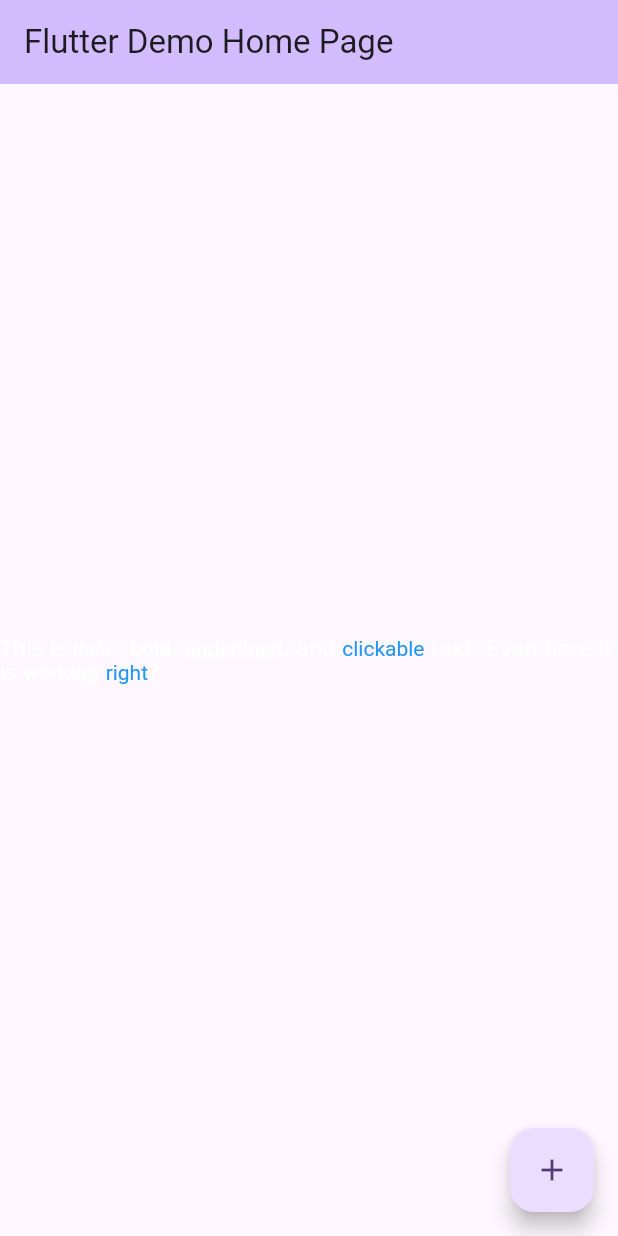
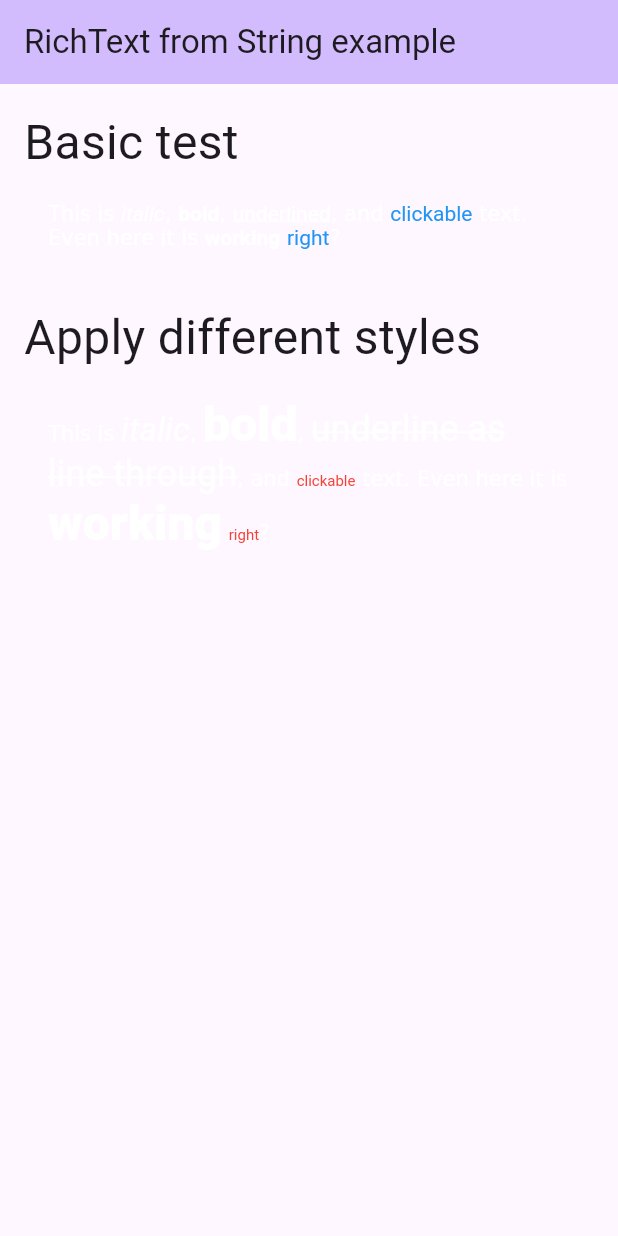
Before and after one commit to devgpcodelabs/richtext_from_string, a Flutter app: the screen it shows after launch, on a phone screen of 412 x 824 dp. Run offline on Flutter 3.47's test engine with Material 3 defaults, Android fonts, the phone set to English and light mode, and no system bars.

Commit message:
- update example - update testing

```diff
--- a/example/richtext_from_string_example/lib/main.dart
+++ b/example/richtext_from_string_example/lib/main.dart
@@ -14,40 +14,16 @@ class MyApp extends StatelessWidget {
     return MaterialApp(
       title: 'Flutter Demo',
       theme: ThemeData(
-        // This is the theme of your application.
-        //
-        // TRY THIS: Try running your application with "flutter run". You'll see
-        // the application has a purple toolbar. Then, without quitting the app,
-        // try changing the seedColor in the colorScheme below to Colors.green
-        // and then invoke "hot reload" (save your changes or press the "hot
-        // reload" button in a Flutter-supported IDE, or press "r" if you used
-        // the command line to start the app).
-        //
-        // Notice that the counter didn't reset back to zero; the application
-        // state is not lost during the reload. To reset the state, use hot
-        // restart instead.
-        //
-        // This works for code too, not just values: Most code changes can be
-        // tested with just a hot reload.
         colorScheme: ColorScheme.fromSeed(seedColor: Colors.deepPurple),
         useMaterial3: true,
       ),
-      home: const MyHomePage(title: 'Flutter Demo Home Page'),
+      home: const MyHomePage(title: 'RichText from String example'),
     );
   }
 }
 
 class MyHomePage extends StatefulWidget {
   const MyHomePage({super.key, required this.title});
-
-  // This widget is the home page of your application. It is stateful, meaning
-  // that it has a State object (defined below) that contains fields that affect
-  // how it looks.
-
-  // This class is the configuration for the state. It holds the values (in this
-  // case the title) provided by the parent (in this case the App widget) and
-  // used by the build method of the State. Fields in a Widget subclass are
-  // always marked "final".
 
   final String title;
 
@@ -56,57 +32,27 @@ class MyHomePage extends StatefulWidget {
 }
 
 class _MyHomePageState extends State<MyHomePage> {
-  int _counter = 0;
-
-  void _incrementCounter() {
-    setState(() {
-      // This call to setState tells the Flutter framework that something has
-      // changed in this State, which causes it to rerun the build method below
-      // so that the display can reflect the updated values. If we changed
-      // _counter without calling setState(), then the build method would not be
-      // called again, and so nothing would appear to happen.
-      _counter++;
-    });
-  }
-
   @override
   Widget build(BuildContext context) {
-    // This method is rerun every time setState is called, for instance as done
-    // by the _incrementCounter method above.
-    //
-    // The Flutter framework has been optimized to make rerunning build methods
-    // fast, so that you can just rebuild anything that needs updating rather
-    // than having to individually change instances of widgets.
     return Scaffold(
       appBar: AppBar(
-        // TRY THIS: Try changing the color here to a specific color (to
-        // Colors.amber, perhaps?) and trigger a hot reload to see the AppBar
-        // change color while the other colors stay the same.
         backgroundColor: Theme.of(context).colorScheme.inversePrimary,
-        // Here we take the value from the MyHomePage object that was created by
-        // the App.build method, and use it to set our appbar title.
         title: Text(widget.title),
       ),
-      body: Center(
-        // Center is a layout widget. It takes a single child and positions it
-        // in the middle of the parent.
-        child: Column(
-          // Column is also a layout widget. It takes a list of children and
-          // arranges them vertically. By default, it sizes itself to fit its
-          // children horizontally, and tries to be as tall as its parent.
-          //
-          // Column has various properties to control how it sizes itself and
-          // how it positions its children. Here we use mainAxisAlignment to
-          // center the children vertically; the main axis here is the vertical
-          // axis because Columns are vertical (the cross axis would be
-          // horizontal).
-          //
-          // TRY THIS: Invoke "debug painting" (choose the "Toggle Debug Paint"
-          // action in the IDE, or press "p" in the console), to see the
-          // wireframe for each widget.
-          mainAxisAlignment: MainAxisAlignment.center,
+      body: Column(
+        mainAxisAlignment: MainAxisAlignment.start,
+        crossAxisAlignment: CrossAxisAlignment.start,
         children: <Widget>[
-            RichTextConverter(
+          const Padding(
+            padding: EdgeInsets.all(16),
+            child: Text(
+              "Basic test",
+              style: TextStyle(fontSize: 32),
+            ),
+          ),
+          Padding(
+            padding: const EdgeInsets.symmetric(horizontal: 32),
+            child: RichTextConverter(
                     "This is *italic*, **bold**, _underlined_, and [clickable](action) text. Even here it is **working** [right](action2)?")
                 .convert(
               callbacks: {
@@ -126,18 +72,46 @@ class _MyHomePageState extends State<MyHomePage> {
                       return const AlertDialog.adaptive(
                         title: Text("And again!"),
                       );
-                      });
                     },
+                  );
+                },
+              },
+            ),
+          ),
+          const SizedBox(
+            height: 20,
+          ),
+          const Padding(
+            padding: EdgeInsets.all(16),
+            child: Text(
+              "Apply different styles",
+              style: TextStyle(fontSize: 32),
+            ),
+          ),
+          Builder(
+            builder: (context) {
+              String text =
+                  """This is *italic*, **bold**, _underline as line through_, and [clickable](action) text. Even here it is **working** [right](action2)?""";
+              return Padding(
+                padding: const EdgeInsets.symmetric(horizontal: 32),
+                child: RichTextConverter(
+                  text,
+                  options: RichTextOptions(
+                    boldStyle: const TextStyle(
+                        fontSize: 32, fontWeight: FontWeight.w900),
+                    italicStyle: const TextStyle(
+                        fontSize: 22, fontStyle: FontStyle.italic),
+                    gestureStyle:
+                        const TextStyle(fontSize: 10, color: Colors.red),
+                    underlineStyle: const TextStyle(
+                        fontSize: 24, decoration: TextDecoration.lineThrough),
+                  ),
+                ).convert(),
+              );
             },
           ),
         ],
       ),
-      ),
-      floatingActionButton: FloatingActionButton(
-        onPressed: _incrementCounter,
-        tooltip: 'Increment',
-        child: const Icon(Icons.add),
-      ), // This trailing comma makes auto-formatting nicer for build methods.
     );
   }
 }
--- a/richtext_from_string/lib/richtext_from_string.dart
+++ b/richtext_from_string/lib/richtext_from_string.dart
@@ -7,8 +7,11 @@ import 'package:flutter/gestures.dart';
 base class RichTextConverter {
   final List<TextSpan> spans = [];
   final String annotatedText;
+  late final RichTextOptions options;
 
-  RichTextConverter(this.annotatedText);
+  RichTextConverter(this.annotatedText, {RichTextOptions? options}) {
+    this.options = options ?? RichTextOptions();
+  }
 
   /// Converts an annotated string into a RichText widget with parsed annotations.
   Widget convert({Map<String, VoidCallback>? callbacks, ValueKey? key}) {
@@ -31,23 +34,27 @@ base class RichTextConverter {
         // Bold
         matchText = matchText.replaceFirst("**", "");
         matchText = matchText.replaceFirst("**", "");
-        spans.add(TextSpan(
-            text: matchText,
-            style: const TextStyle(fontWeight: FontWeight.bold)));
+        spans.add(TextSpan(text: matchText, style: options.boldStyle));
       } else if (matchText.startsWith('*')) {
         // Italic
         matchText = matchText.replaceFirst("*", "");
         matchText = matchText.replaceFirst("*", "");
-        spans.add(TextSpan(
+        spans.add(
+          TextSpan(
             text: matchText,
-            style: const TextStyle(fontStyle: FontStyle.italic)));
+            style: options.italicStyle,
+          ),
+        );
       } else if (matchText.startsWith('_')) {
         // Underline
         matchText = matchText.replaceFirst("_", "");
         matchText = matchText.replaceFirst("_", "");
-        spans.add(TextSpan(
+        spans.add(
+          TextSpan(
             text: matchText,
-            style: const TextStyle(decoration: TextDecoration.underline)));
+            style: options.underlineStyle,
+          ),
+        );
       } else if (matchText.startsWith('[')) {
         // Gesture (Clickable text)
         String displayText = match.group(2)!;
@@ -55,7 +62,7 @@ base class RichTextConverter {
         spans.add(TextSpan(
           semanticsLabel: actionKey,
           text: displayText,
-          style: const TextStyle(color: Colors.blue),
+          style: options.gestureStyle,
           recognizer: TapGestureRecognizer()
             ..onTap = callbacks != null ? callbacks[actionKey] : null,
         ));
@@ -71,3 +78,33 @@ base class RichTextConverter {
     return RichText(key: key, text: TextSpan(children: spans));
   }
 }
+
+class RichTextOptions {
+  late final TextStyle boldStyle;
+  late final TextStyle italicStyle;
+  late final TextStyle underlineStyle;
+  late final TextStyle gestureStyle;
+
+  RichTextOptions({
+    TextStyle? boldStyle,
+    TextStyle? italicStyle,
+    TextStyle? underlineStyle,
+    TextStyle? gestureStyle,
+  }) {
+    this.boldStyle = boldStyle ?? _defaultBoldStyle;
+    this.italicStyle = italicStyle ?? _defaultItalicStyle;
+    this.underlineStyle = underlineStyle ?? _defaultUnderlineStyle;
+    this.gestureStyle = gestureStyle ?? _defaultGestureStyle;
+  }
+
+  TextStyle get _defaultGestureStyle => const TextStyle(color: Colors.blue);
+
+  TextStyle get _defaultUnderlineStyle =>
+      const TextStyle(decoration: TextDecoration.underline);
+
+  TextStyle get _defaultItalicStyle =>
+      const TextStyle(fontStyle: FontStyle.italic);
+
+  TextStyle get _defaultBoldStyle =>
+      const TextStyle(fontWeight: FontWeight.bold);
+}
```
Also changed, not shown: 1 other file. Lines whose indentation alone changed are shown as unchanged.
